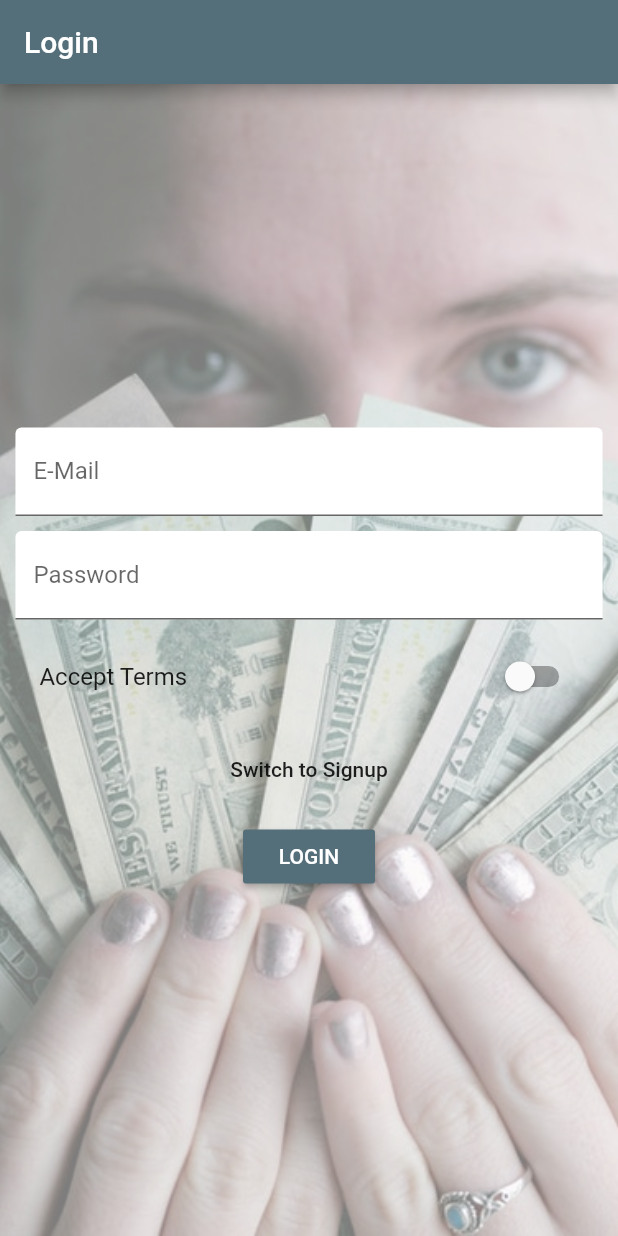
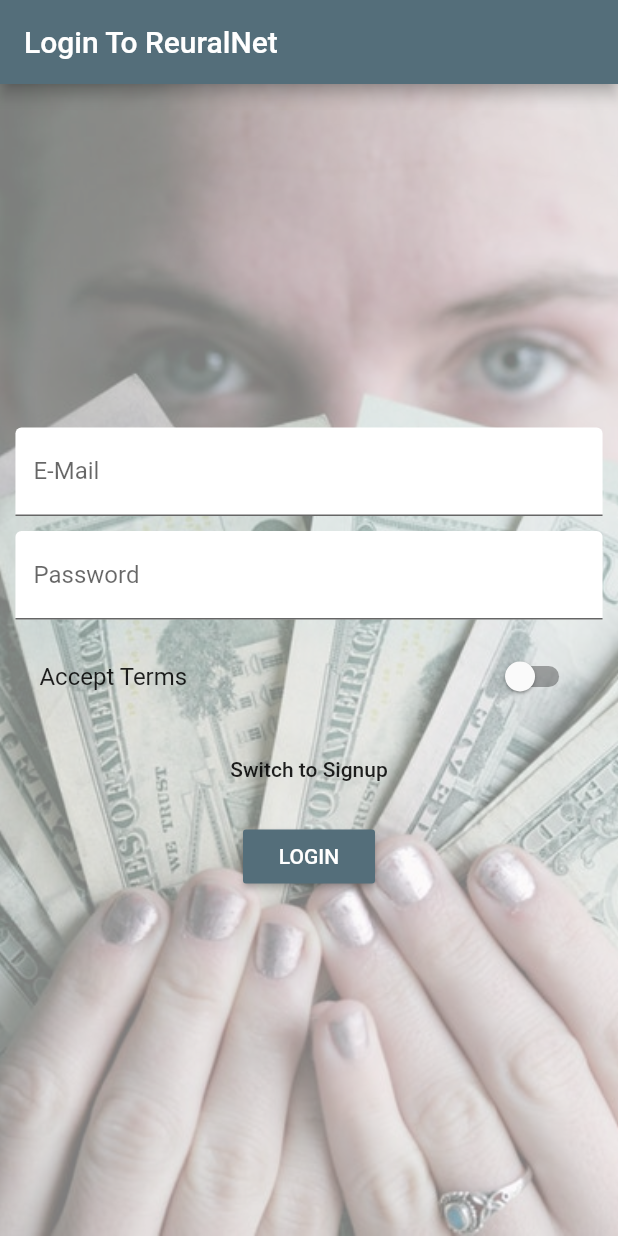
Before and after one commit to Isonomic/ReuralNet, a Flutter app: the screen it shows after launch, on a phone screen of 412 x 824 dp. Run offline on Flutter 3.47's test engine with Material 2 defaults, Android fonts, the phone set to English and light mode, and no system bars; our stand-ins replace rxdart, shared_preferences; accounts and stored records are empty.

Commit message:
changed title in app bar

```diff
--- a/lib/pages/auth.dart
+++ b/lib/pages/auth.dart
@@ -128,7 +128,7 @@ class _AuthPageState extends State<AuthPage> {
     final double targetWidth = deviceWidth > 550.0 ? 500.0 : deviceWidth * 0.95;
     return Scaffold(
       appBar: AppBar(
-        title: Text('Login'),
+        title: Text('Login To ReuralNet'),
       ),
       body: Container(
         decoration: BoxDecoration(
```
